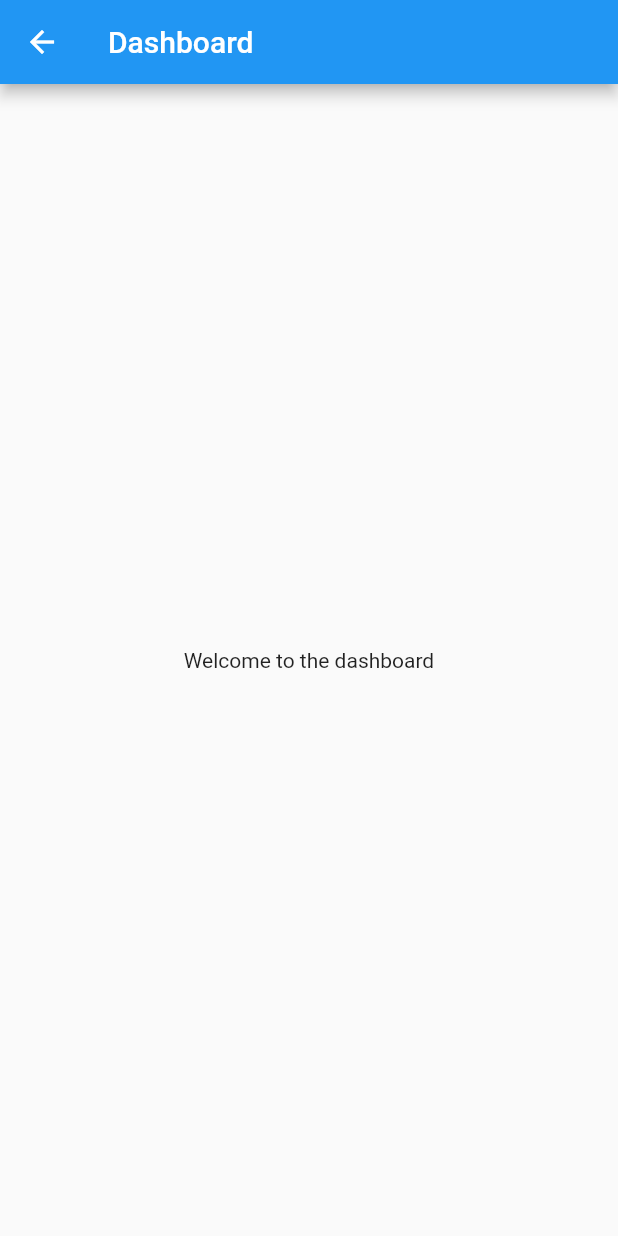
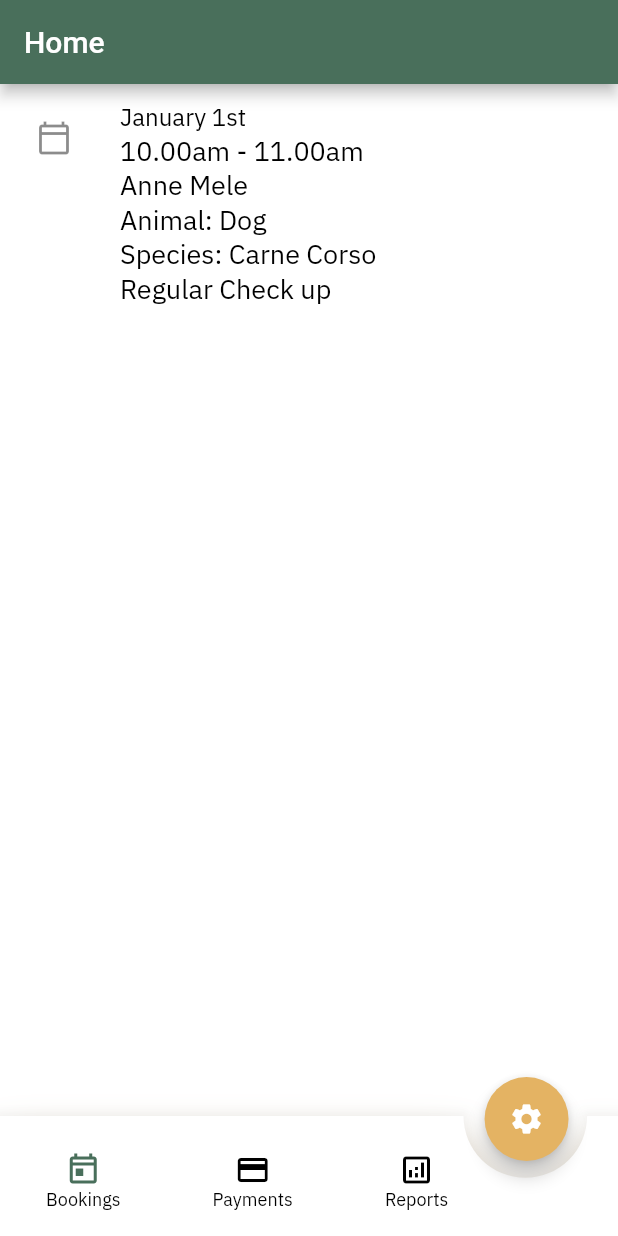
Before and after one commit to ShambaRecords/Vet-app, a Flutter app: the screen it shows after launch, on a phone screen of 412 x 824 dp. Run offline on Flutter 3.47's test engine with Material 2 defaults, Android fonts, the phone set to English and light mode, and no system bars; drawn by our look-alikes of flutter_platform_widgets; our stand-ins replace flutter_hooks, get_it, google_fonts, hooks_riverpod, injectable, pie_chart and 1 more.

Commit message:
basic UI set up

```diff
--- /dev/null
+++ b/lib/data/model/specialist.dart
@@ -0,0 +1 @@
+class Specialist {}
--- /dev/null
+++ b/lib/domain/providers/home/bottom_nav_provider.dart
@@ -0,0 +1,3 @@
+import 'package:hooks_riverpod/hooks_riverpod.dart';
+
+final bottomNavProvider = StateProvider((ref) => 0);
--- a/lib/main.dart
+++ b/lib/main.dart
@@ -36,7 +36,7 @@ class Root extends HookWidget {
           theme: _colors.appThemeIos,
         ),
         onGenerateRoute: RouteGenerator.generateRoute,
-        initialRoute: DASHBOARD_ROUTE,
+        initialRoute: HOME_ROUTE,
         navigatorKey: getIt<NavigationService>().navigatorKey,
       ),
     );
--- a/lib/res/strings.dart
+++ b/lib/res/strings.dart
@@ -1,4 +1,5 @@
-const DASHBOARD_ROUTE = "/dashboard";
-const SIGNIN_SIGNUP_ROUTE = "/signinsignup";
-const CHANGE_PIN_ROUTE = "/changepin";
-const OTP_ROUTE = "/otp";
+const HOME_ROUTE = "/";
+const SETTINGS_PAGE_ROUTE = "/settings";
+const USER_HOME_PAGE_ROUTE = "/user_home";
+const APPOINTMENT_PAGE_ROUTE = "/appointment";
+const SUCCESS_PAGE_ROUTE = "/success";
--- /dev/null
+++ b/lib/screens/bookings_page/bookings_page.dart
@@ -0,0 +1,38 @@
+import 'package:flutter/material.dart';
+import 'package:flutter/widgets.dart';
+import 'package:flutter_hooks/flutter_hooks.dart';
+import 'package:flutter_platform_widgets/flutter_platform_widgets.dart';
+
+class BookingsPage extends HookWidget {
+  @override
+  Widget build(BuildContext context) {
+    final size = MediaQuery.of(context).size;
+    return PlatformScaffold(
+      body: SingleChildScrollView(
+        child: Container(
+          height: size.height,
+          width: size.width,
+          padding: const EdgeInsets.all(8.0),
+          child: ListView(
+            children: [
+              ListTile(
+                title: Text("January 1st"),
+                subtitle: Column(
+                  crossAxisAlignment: CrossAxisAlignment.start,
+                  children: [
+                    Text("10.00am - 11.00am"),
+                    Text("Anne Mele"),
+                    Text("Animal: Dog"),
+                    Text("Species: Carne Corso"),
+                    Text("Regular Check up"),
+                  ],
+                ),
+                leading: Icon(Icons.calendar_today_outlined),
+              )
+            ],
+          ),
+        ),
+      ),
+    );
+  }
+}
--- /dev/null
+++ b/lib/screens/home_page/home_page.dart
@@ -0,0 +1,34 @@
+import 'package:flutter/material.dart';
+import 'package:flutter/widgets.dart';
+import 'package:flutter_hooks/flutter_hooks.dart';
+import 'package:flutter_platform_widgets/flutter_platform_widgets.dart';
+import 'package:hooks_riverpod/hooks_riverpod.dart';
+import 'package:vet_app/domain/providers/home/bottom_nav_provider.dart';
+import 'package:vet_app/screens/bookings_page/bookings_page.dart';
+import 'package:vet_app/screens/home_page/widgets.dart';
+import 'package:vet_app/screens/payments_page/payments_page.dart';
+import 'package:vet_app/screens/reports_page/reports_page.dart';
+
+
+class HomePage extends HookWidget {
+  final _pageOptions = [
+    BookingsPage(),
+    PaymentsPage(),
+    ReportsPage()
+  ];
+  @override
+  Widget build(BuildContext context) {
+    final _bottomNavState = useProvider(bottomNavProvider).state;
+    return PlatformScaffold(
+      appBar: PlatformAppBar(
+        title: const Text("Home"),
+      ),
+      body: Stack(
+        children: [
+          _pageOptions[_bottomNavState],
+          CustomBottomNavBar()
+        ],
+      ),
+    );
+  }
+}
--- /dev/null
+++ b/lib/screens/home_page/widgets.dart
@@ -0,0 +1,159 @@
+import 'package:flutter/material.dart';
+import 'package:flutter/widgets.dart';
+import 'package:flutter_hooks/flutter_hooks.dart';
+import 'package:hooks_riverpod/hooks_riverpod.dart';
+import 'package:vet_app/domain/providers/global/color_provider.dart';
+import 'package:vet_app/domain/providers/home/bottom_nav_provider.dart';
+import 'package:vet_app/res/strings.dart';
+import 'package:vet_app/util/di/injection.dart';
+import 'package:vet_app/util/routing/navigation_service.dart';
+
+class CustomBottomNavBar extends HookWidget {
+  final bottomNavigationHeight = 120.0;
+
+  /// Needs to be in a Stack for it to work. Custom shaped bottom navigation bar.
+  CustomBottomNavBar();
+
+  @override
+  Widget build(BuildContext context) {
+    final _colors = useProvider(colorProvider);
+    final _bottomNavState = useProvider(bottomNavProvider).state;
+    final size = MediaQuery.of(context).size;
+    return Positioned(
+      bottom: 0,
+      left: 0,
+      child: Container(
+        height: bottomNavigationHeight,
+        width: size.width,
+        child: Stack(
+          clipBehavior: Clip.antiAlias,
+          children: [
+            CustomPaint(
+              size: Size(size.width, bottomNavigationHeight),
+              painter: BNBPainter(
+                  backGroundColor: _colors.appThemeAndroid.bottomAppBarColor,
+                  elevation: 10,
+                  shadowColor: _colors.appThemeAndroid.buttonColor),
+            ),
+            Container(
+              width: size.width * 0.80,
+              child: Padding(
+                padding: const EdgeInsets.only(bottom: 16.0),
+                child: Row(
+                    mainAxisAlignment: MainAxisAlignment.spaceAround,
+                    children: [
+                      GestureDetector(
+                        child: Column(
+                          mainAxisAlignment: MainAxisAlignment.end,
+                          children: [
+                            Icon(
+                              Icons.today_outlined,
+                              color: _bottomNavState == 0
+                                  ? _colors.appThemeAndroid.iconTheme.color
+                                  : Colors.black,
+                            ),
+                            Text(
+                              "Bookings",
+                              style: TextStyle(fontSize: 12),
+                            )
+                          ],
+                        ),
+                        onTap: () {
+                          context.read(bottomNavProvider).state = 0;
+                        },
+                      ),
+                      GestureDetector(
+                        child: Column(
+                          mainAxisAlignment: MainAxisAlignment.end,
+                          children: [
+                            Icon(
+                              Icons.payment,
+                              color: _bottomNavState == 1
+                                  ? _colors.appThemeAndroid.iconTheme.color
+                                  : Colors.black,
+                            ),
+                            Text(
+                              "Payments",
+                              style: TextStyle(fontSize: 12),
+                            )
+                          ],
+                        ),
+                        onTap: () {
+                          context.read(bottomNavProvider).state = 1;
+                        },
+                      ),
+                      GestureDetector(
+                        child: Column(
+                          mainAxisAlignment: MainAxisAlignment.end,
+                          children: [
+                            Icon(
+                              Icons.analytics_outlined,
+                              color: _bottomNavState == 2
+                                  ? _colors.appThemeAndroid.iconTheme.color
+                                  : Colors.black,
+                            ),
+                            Text(
+                              "Reports",
+                              style: TextStyle(fontSize: 12),
+                            )
+                          ],
+                        ),
+                        onTap: () {
+                          context.read(bottomNavProvider).state = 2;
+                        },
+                      ),
+                    ]),
+              ),
+            ),
+            Positioned(
+              right: size.width * 0.08,
+              bottom: 50,
+              child: Container(
+                child: FloatingActionButton(
+                  onPressed: () {
+                    getIt<NavigationService>().navigateTo(SETTINGS_PAGE_ROUTE);
+                  },
+                  child: Icon(Icons.settings),
+                ),
+              ),
+            ),
+          ],
+        ),
+      ),
+    );
+  }
+}
+
+class BNBPainter extends CustomPainter {
+  final shadowColor;
+  final backGroundColor;
+  final double elevation;
+
+  /// Custom bottom navigation bar painter.
+  BNBPainter({
+    required this.shadowColor,
+    required this.backGroundColor,
+    required this.elevation,
+  });
+
+  @override
+  void paint(Canvas canvas, Size size) {
+    Paint paint = Paint()
+      ..color = backGroundColor
+      ..style = PaintingStyle.fill;
+    Path path = Path()..moveTo(0, 40);
+    path.lineTo(size.width * 0.75, 40);
+    path.arcToPoint(Offset(size.width * 0.95, 40),
+        radius: Radius.circular(10.0), clockwise: false);
+    path.lineTo(size.width, 40);
+
+    path.lineTo(size.width, size.height);
+    path.lineTo(0, size.height);
+
+    canvas.drawShadow(path, shadowColor, elevation, true);
+    canvas.drawPath(path, paint);
+  }
+
+  @override
+  bool shouldRepaint(covariant CustomPainter oldDelegate) => false;
+}
--- a/lib/presentation/screens/dashboard_page.dart
+++ b/lib/screens/success_page/success_page.dart
@@ -2,16 +2,11 @@ import 'package:flutter/widgets.dart';
 import 'package:flutter_hooks/flutter_hooks.dart';
 import 'package:flutter_platform_widgets/flutter_platform_widgets.dart';
 
-class DashboardPage extends HookWidget {
+class SuccessPage extends HookWidget {
   @override
   Widget build(BuildContext context) {
     return PlatformScaffold(
-      appBar: PlatformAppBar(
-        title: const Text("Dashboard"),
-      ),
-      body: const Center(
-        child: const Text("Welcome to the dashboard"),
-      ),
+      body: Center(child: Text("Congratulations! You have successfully made an appointment with Dr. Flutter"),),
     );
   }
 }
--- a/lib/util/routing/navigation_service.dart
+++ b/lib/util/routing/navigation_service.dart
@@ -1,5 +1,4 @@
 import 'package:flutter/widgets.dart';
-import 'package:injectable/injectable.dart';
 
 class NavigationService {
   final GlobalKey<NavigatorState>? navigatorKey;
@@ -10,6 +9,10 @@ class NavigationService {
     return navigatorKey!.currentState!.pushNamed(routeName);
   }
 
+  Future<dynamic> navigateToAndPopBackStack(String routeName) {
+    return navigatorKey!.currentState!.pushNamedAndRemoveUntil(routeName, (route) => route.isFirst);
+  }
+
   void popPage() {
     navigatorKey!.currentState!.pop();
   }
--- a/lib/util/routing/route_generator.dart
+++ b/lib/util/routing/route_generator.dart
@@ -4,19 +4,31 @@ import 'package:flutter/cupertino.dart';
 import 'package:flutter/material.dart';
 import 'package:flutter/widgets.dart';
 import 'package:flutter_platform_widgets/flutter_platform_widgets.dart';
-import 'package:vet_app/presentation/screens/dashboard_page.dart';
 import 'package:vet_app/res/strings.dart';
+import 'package:vet_app/screens/apppointment_page/appointment_page.dart';
+import 'package:vet_app/screens/home_page/home_page.dart';
+import 'package:vet_app/screens/settings_page/settings_page.dart';
+import 'package:vet_app/screens/success_page/success_page.dart';
+import 'package:vet_app/screens/user_home_page/user_home_page.dart';
 
 class RouteGenerator {
   static Route<dynamic> generateRoute(RouteSettings settings) {
     final args = settings.arguments;
 
     switch (settings.name) {
-      case DASHBOARD_ROUTE:
-        return _returnPage(DashboardPage());
+      case HOME_ROUTE:
+        return _returnPage(HomePage());
+      case SETTINGS_PAGE_ROUTE:
+        return _returnPage(SettingsPage());
+      case USER_HOME_PAGE_ROUTE:
+        return _returnPage(UserHomePage());
+      case APPOINTMENT_PAGE_ROUTE:
+        return _returnPage(AppointmentPage());
+      case SUCCESS_PAGE_ROUTE:
+        return _returnPage(SuccessPage());
 
       default:
-        return _errorRoute();
+        return _errorRoute(settings.name);
     }
   }
 
@@ -25,7 +37,7 @@ class RouteGenerator {
     return MaterialPageRoute(builder: (_) => page);
   }
 
-  static Route<dynamic> _errorRoute() {
+  static Route<dynamic> _errorRoute(String? routeName) {
     return MaterialPageRoute(
       builder: (_) {
         return PlatformScaffold(
@@ -35,7 +47,7 @@ class RouteGenerator {
             ),
           ),
           body: Center(
-            child: Text('AN ERROR OCCURRED'),
+            child: Text('AN ERROR OCCURRED. Provided route was $routeName'),
           ),
         );
       },
--- a/pubspec.yaml
+++ b/pubspec.yaml
@@ -21,6 +21,10 @@ dependencies:
   dio: ^4.0.0-beta6
   pinput: ^1.1.0
   flutter_platform_widgets: ^1.0.1-nullsafety.0
+  pie_chart: ^5.0.0
+  table_calendar: ^3.0.0-nullsafety.1
+  intl: ^0.17.0
+  fluttertoast: ^8.0.1-nullsafety.0
 
   #Firebase
   firebase_core: ^1.0.0
```
Also changed, not shown: lib/res/styles.dart (+51 -17 lines), lib/screens/apppointment_page/appointment_page.dart (added, +81 -0 lines), lib/screens/apppointment_page/widgets.dart (added, +53 -0 lines), lib/screens/payments_page/payments_page.dart (added, +39 -0 lines), lib/screens/reports_page/reports_page.dart (added, +76 -0 lines), lib/screens/settings_page/settings_page.dart (added, +31 -0 lines), lib/screens/user_home_page/user_home_page.dart (added, +35 -0 lines), lib/screens/reports_page/widgets.dart (added).
